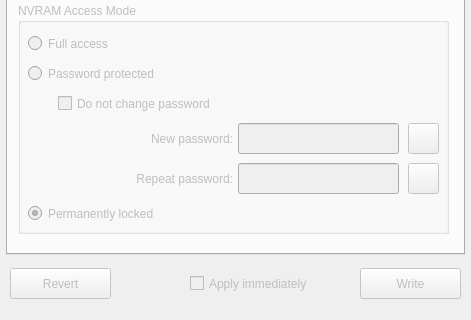
This is src/configuratorwindow.ui in bloguetronica/mcp2210-conf as Qt 5 draws it before an edit; both pictures show x 0 to 471 and y 291 to 611 of the 471 by 611 pixel window. The edited form follows.
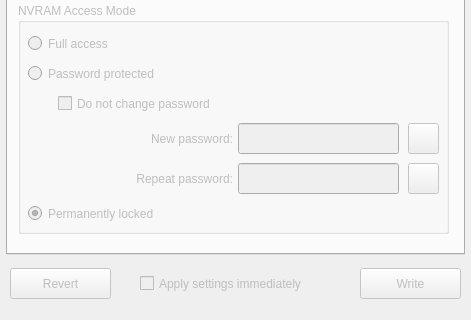
This is the edited form. Icons and pictures are not drawn.

The edit to the form file:
```diff
--- a/src/configuratorwindow.ui
+++ b/src/configuratorwindow.ui
@@ -1261,14 +1261,14 @@
     </property>
     <property name="geometry">
      <rect>
-      <x>190</x>
+      <x>140</x>
       <y>545</y>
-      <width>161</width>
+      <width>211</width>
       <height>21</height>
      </rect>
     </property>
     <property name="text">
-     <string>Apply immediately</string>
+     <string>Apply settings immediately</string>
     </property>
    </widget>
   </widget>
```
